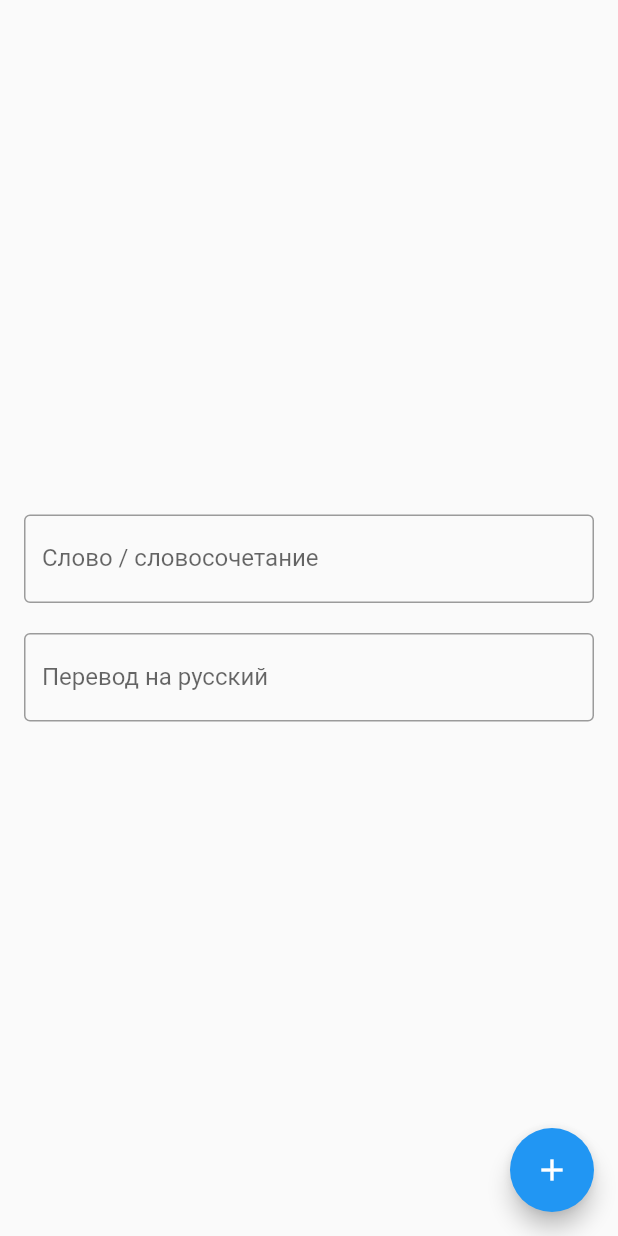
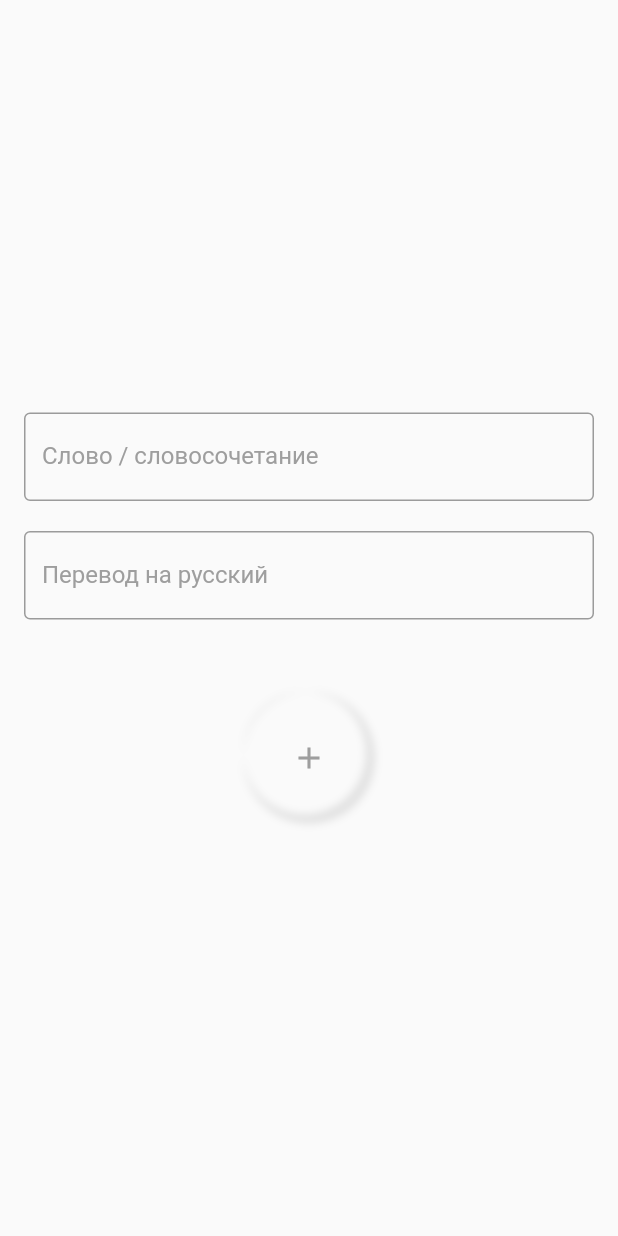
Before and after one commit to dm-uporov/worderful, a Flutter app: the NewWordScreen widget shown alone on an empty page, opened directly, on a phone screen of 412 x 824 dp. Run offline on Flutter 3.47's test engine with Material 2 defaults, Android fonts, the phone set to English and light mode, and no system bars; our stand-ins replace hive, hive_flutter; accounts and stored records are empty; generated files the repository leaves out were written again.

```diff
--- a/lib/business/WordsRepository.dart
+++ b/lib/business/WordsRepository.dart
@@ -72,7 +72,7 @@ final myDictionary = [
   Word('daredevil', 'смельчак'),
   Word('I am with you', 'я тоже так считаю', isIdiom: true),
   Word('mess', 'беспорядок', translateSynonymous: ['бардак']),
-  Word('screwed over', 'облажался'),
+  Word('to screw over', 'облажаться'),
   Word('to appreciate', 'ценить'),
   Word('to get rid', 'избавиться'),
   Word('to fork it over', 'раскошелиться'),
@@ -141,13 +141,13 @@ final myDictionary = [
   Word('feel left out', 'чувстввать себя обеделнным', isIdiom: true),
   Word('wafer-thin ice', 'тонкий лёд', isIdiom: true),
   Word('not a close one', 'даже не близко', isIdiom: true),
-  Word('close to my heart', '', isIdiom: true),
-  Word('running out of time', '', isIdiom: true),
-  Word('this hits the nail on the head', '', isIdiom: true),
+  Word('close to my heart', 'близко моему сердцу', isIdiom: true),
+  Word('running out of time', 'не хватает времени', isIdiom: true),
+  Word('This hits the nail on the head!', 'Я так и знал!', isIdiom: true),
   Word('let`s face it', 'смирись с этим', isIdiom: true),
   Word('in hot water', 'в рискованной ситуации', isIdiom: true),
-  Word('put my foot in it', 'оказался в неловкой ситуации', isIdiom: true),
-  Word('working against the clock', 'время работает против нас', isIdiom: true),
+  Word('to put a foot in it', 'оказаться в неловкой ситуации', isIdiom: true),
+  Word('to work against the clock', 'время работает против нас', isIdiom: true),
   Word('keep an eye on him', 'следи за ним', isIdiom: true),
   Word('give me a hand', 'помоги мне', isIdiom: true),
   Word('it is not my cup of tea', 'это не по мне', isIdiom: true),
@@ -155,14 +155,13 @@ final myDictionary = [
   Word('a dark horse', 'тёмная лошадка', isIdiom: true),
   Word('the rat race', 'соревновательный мир карьеристов', isIdiom: true),
   Word('What’s the catch?', 'в чём подвох?', isIdiom: true),
-  Word('(by accident) spill the beans', '(случайно) выдать секрет',
-      isIdiom: true),
-  Word('learn something by heart', 'выучить наизусть', isIdiom: true),
+  Word('spill the beans', 'выдать секрет', isIdiom: true),
+  Word('to learn something by heart', 'выучить наизусть', isIdiom: true),
   Word('be in two minds', 'быть в ситуации, когда сложно принять решение',
       isIdiom: true),
   Word('break the ice', 'разрядить обстановку', isIdiom: true),
-  Word('travels light', 'путешествовать налегке', isIdiom: true),
-  Word('go window shopping', 'пойти по магазинам посмотреть (не покупая)',
+  Word('to travel light', 'путешествовать налегке', isIdiom: true),
+  Word('to go window shopping', 'пойти по магазинам посмотреть',
       isIdiom: true),
   Word('let your hair down', 'развеяться, затусить', isIdiom: true),
   Word('rookie mistake', 'типичная ошибка новичка', isIdiom: true),
--- /dev/null
+++ b/lib/resources/dimens.dart
@@ -0,0 +1,2 @@
+
+const bottomBarHeight = 72.0;
--- a/lib/screen/home/new_word.dart
+++ b/lib/screen/home/new_word.dart
@@ -1,6 +1,10 @@
 import 'package:flutter/material.dart';
 import 'package:words_remember/business/WordsRepository.dart';
 import 'package:words_remember/model/Word.dart';
+import 'package:words_remember/resources/colors.dart';
+import 'package:words_remember/utils/BrightIcon.dart';
+import 'package:words_remember/utils/container/NeumorphicClickableContainer.dart';
+import 'package:words_remember/utils/container/NeumorphicContainer.dart';
 
 class NewWordScreen extends StatefulWidget {
   const NewWordScreen({Key key}) : super(key: key);
@@ -10,47 +14,66 @@ class NewWordScreen extends StatefulWidget {
 }
 
 class _NewWordScreenState extends State<NewWordScreen> {
-
   String _lastWord;
   String _lastTranslate;
   bool _loading = false;
   TextEditingController _wordController = TextEditingController();
   TextEditingController _translateController = TextEditingController();
 
+  final textStyle = TextStyle(color: solidColor);
+
   @override
   Widget build(BuildContext context) {
-    return Scaffold(
-      body: Padding(
-        padding: EdgeInsets.only(left: 16.0, right: 16.0),
+    return Padding(
+      padding: EdgeInsets.all(16.0),
       child: Column(
         mainAxisAlignment: MainAxisAlignment.center,
         children: [
           TextField(
             decoration: InputDecoration(
-                border: OutlineInputBorder(),
+              border:
+                  OutlineInputBorder(borderSide: BorderSide(color: solidColor)),
               labelText: 'Слово / словосочетание',
+              fillColor: solidColor,
+              labelStyle: textStyle,
             ),
             onChanged: _onWordChanged,
+            cursorColor: solidColor,
+            style: textStyle,
             enabled: !_loading,
             controller: _wordController,
           ),
           Padding(padding: EdgeInsets.only(top: 20.0)),
           TextField(
             decoration: InputDecoration(
-                border: OutlineInputBorder(),
+              border:
+                  OutlineInputBorder(borderSide: BorderSide(color: solidColor)),
               labelText: 'Перевод на русский',
+              fillColor: solidColor,
+              labelStyle: textStyle,
             ),
             onChanged: _onTranslateChanged,
+            cursorColor: solidColor,
+            style: textStyle,
             enabled: !_loading,
             controller: _translateController,
           ),
+          Padding(padding: EdgeInsets.only(top: 48.0)),
+          NeumorphicClickableContainer(
+            style: NeumorphicStyle(radius: 64, blurRadius: 3, elevation: 0.1),
+            onTap: _onAddClicked,
+            childBuilder: (pressProgress) {
+              return Padding(
+                padding: EdgeInsets.all(32),
+                child: BrightIcon(
+                  icon: Icons.add,
+                  solidColor: colorByProgress(progress: pressProgress),
+                  brightnessColor: cycleBlueAccent.withOpacity(pressProgress),
+                ),
+              );
+            },
+          ),
         ],
-        ),
-      ),
-      floatingActionButton: FloatingActionButton(
-        onPressed: _onAddClicked,
-        tooltip: 'Добавить',
-        child: Icon(Icons.add),
       ),
     );
   }
@@ -65,12 +88,10 @@ class _NewWordScreenState extends State<NewWordScreen> {
 
   void _onAddClicked() async {
     if (_lastWord == null || _lastWord.isEmpty) {
-
       return;
     }
 
     if (_lastTranslate == null || _lastTranslate.isEmpty) {
-
       return;
     }
     setState(() {
--- a/lib/screen/home/words_list.dart
+++ b/lib/screen/home/words_list.dart
@@ -3,6 +3,7 @@ import 'package:hive/hive.dart';
 import 'package:words_remember/business/WordsRepository.dart';
 import 'package:words_remember/model/Word.dart';
 import 'package:words_remember/resources/colors.dart';
+import 'package:words_remember/resources/dimens.dart';
 
 class WordsListScreen extends StatefulWidget {
   const WordsListScreen({Key key}) : super(key: key);
@@ -17,8 +18,11 @@ class _WordsListScreenState extends State<WordsListScreen> {
     return ValueListenableBuilder(
       valueListenable: WordsRepository.wordsListenable(),
       builder: (context, Box<Word> box, widget) {
+
+        final items = box.values.map(_wordToWidget).toList();
+        items.add(Padding(padding: EdgeInsets.only(bottom: bottomBarHeight)));
         return ListView(
-          children: box.values.map(_wordToWidget).toList(),
+          children: items,
         );
       },
     );
--- a/lib/utils/NeumorphicBottomNavigationBar.dart
+++ b/lib/utils/NeumorphicBottomNavigationBar.dart
@@ -40,7 +40,7 @@ class _NeumorphicBottomNavigationBarState
       ),
       height: 72,
       child: Padding(
-        padding: EdgeInsets.symmetric(horizontal: 48.0),
+        padding: EdgeInsets.symmetric(horizontal: 24.0),
         child: Row(
           mainAxisAlignment: MainAxisAlignment.spaceBetween,
           children: itemsWidgets(),
```
Also changed, not shown: lib/screen/home/home.dart (+27 -17 lines), lib/screen/training/variants.dart (+40 -37 lines), lib/utils/words.dart (added, +106 -0 lines). Lines whose indentation alone changed are shown as unchanged.
